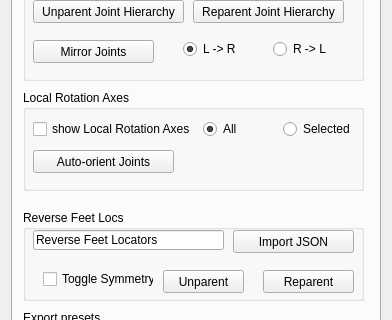
Before: the Qt Designer form UI_Files/AutoRigger_v01.ui in Eirinjms/autoRigger, drawn with Qt 5; both pictures show x 0 to 392 and y 167 to 487 of the 392 by 592 pixel window.
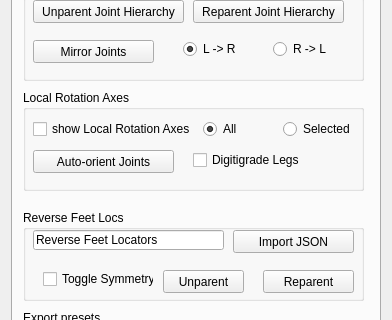
After: the same form once the commit is applied.

Patch:
```diff
--- a/UI_Files/AutoRigger_v01.ui
+++ b/UI_Files/AutoRigger_v01.ui
@@ -6,7 +6,7 @@
    <rect>
     <x>0</x>
     <y>0</y>
-    <width>384</width>
+    <width>388</width>
     <height>588</height>
    </rect>
   </property>
@@ -997,6 +997,25 @@
          <string>Auto-orient Joints</string>
         </property>
        </widget>
+       <widget class="QCheckBox" name="DigiGradeLegs_btn_3">
+        <property name="geometry">
+         <rect>
+          <x>170</x>
+          <y>60</y>
+          <width>111</width>
+          <height>20</height>
+         </rect>
+        </property>
+        <property name="text">
+         <string>Digitigrade Legs</string>
+        </property>
+        <property name="checkable">
+         <bool>true</bool>
+        </property>
+        <property name="checked">
+         <bool>false</bool>
+        </property>
+       </widget>
       </widget>
       <widget class="QGroupBox" name="groupBox_14">
        <property name="geometry">
```
Left out of the diff: 33 changed lines with no effect on the pictures.
